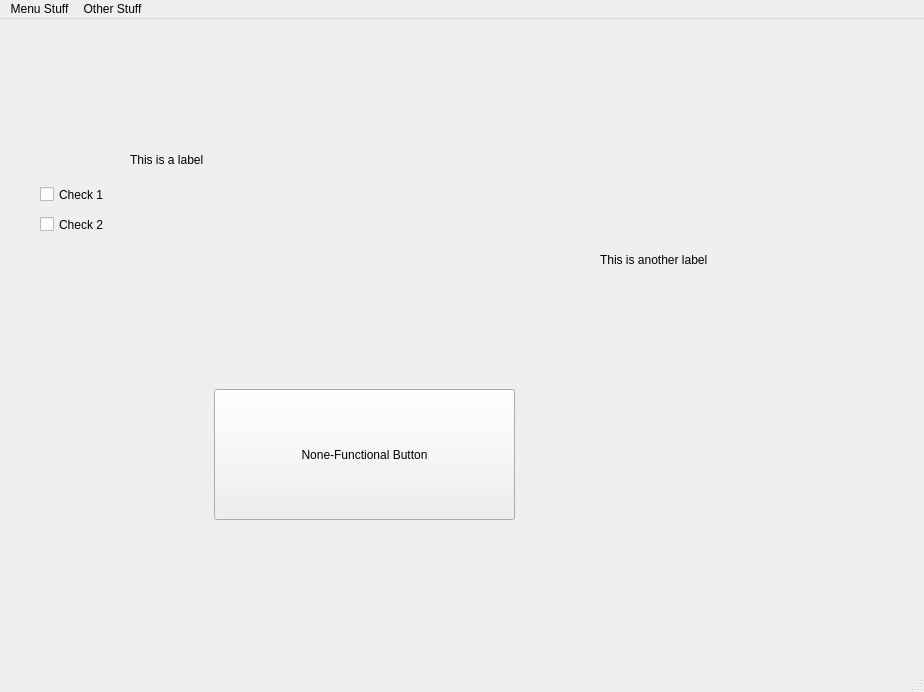
CinnaKenToast/Circuit-Board-Designer, file Joseph_Virtual_Environment/Design Files/test1.ui: the form before one commit.
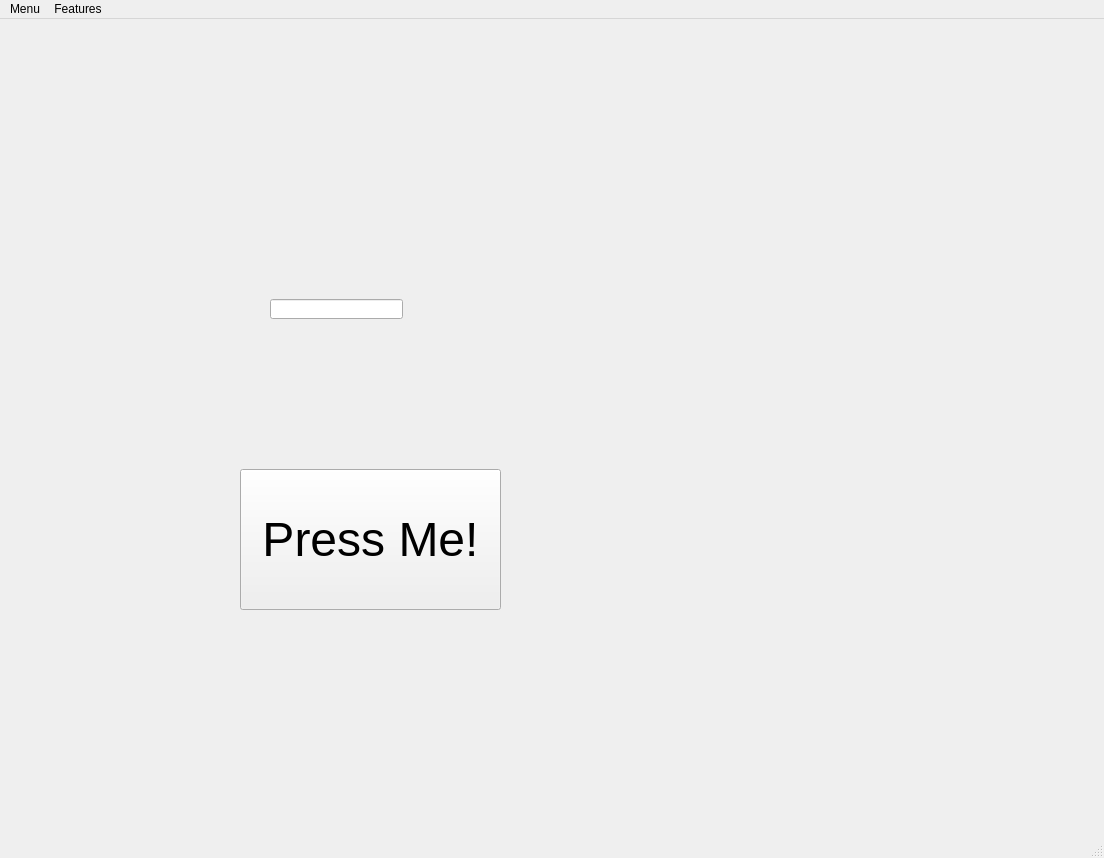
The form after the commit.

Commit message: A bunch of test things for the workspace and drag/drop stuff

What changed in the file:
```diff
--- a/Joseph_Virtual_Environment/Design Files/test1.ui
+++ b/Joseph_Virtual_Environment/Design Files/test1.ui
@@ -6,8 +6,8 @@
    <rect>
     <x>0</x>
     <y>0</y>
-    <width>924</width>
-    <height>692</height>
+    <width>1104</width>
+    <height>858</height>
    </rect>
   </property>
   <property name="windowTitle">
@@ -17,66 +17,29 @@
    <widget class="QPushButton" name="pushButton">
     <property name="geometry">
      <rect>
-      <x>214</x>
-      <y>370</y>
-      <width>301</width>
-      <height>131</height>
-     </rect>
-    </property>
-    <property name="text">
-     <string>None-Functional Button</string>
-    </property>
-   </widget>
-   <widget class="QLabel" name="label">
-    <property name="geometry">
-     <rect>
-      <x>130</x>
-      <y>70</y>
-      <width>221</width>
+      <x>240</x>
+      <y>450</y>
+      <width>261</width>
       <height>141</height>
      </rect>
     </property>
-    <property name="text">
-     <string>This is a label</string>
+    <property name="font">
+     <font>
+      <pointsize>36</pointsize>
+     </font>
     </property>
-   </widget>
-   <widget class="QLabel" name="label_2">
-    <property name="geometry">
-     <rect>
-      <x>600</x>
-      <y>190</y>
-      <width>161</width>
-      <height>101</height>
-     </rect>
-    </property>
     <property name="text">
-     <string>This is another label</string>
+     <string>Press Me!</string>
     </property>
    </widget>
-   <widget class="QCheckBox" name="checkBox">
+   <widget class="QLineEdit" name="lineEdit1">
     <property name="geometry">
      <rect>
-      <x>40</x>
-      <y>160</y>
-      <width>81</width>
-      <height>31</height>
+      <x>270</x>
+      <y>280</y>
+      <width>133</width>
+      <height>20</height>
      </rect>
-    </property>
-    <property name="text">
-     <string>Check 1</string>
-    </property>
-   </widget>
-   <widget class="QCheckBox" name="checkBox_2">
-    <property name="geometry">
-     <rect>
-      <x>40</x>
-      <y>190</y>
-      <width>81</width>
-      <height>31</height>
-     </rect>
-    </property>
-    <property name="text">
-     <string>Check 2</string>
     </property>
    </widget>
   </widget>
@@ -85,25 +48,25 @@
     <rect>
      <x>0</x>
      <y>0</y>
-     <width>924</width>
+     <width>1104</width>
      <height>21</height>
     </rect>
    </property>
-   <widget class="QMenu" name="menuMenu_Stuff">
+   <widget class="QMenu" name="menuAdd_File">
     <property name="title">
-     <string>Menu Stuff</string>
+     <string>Menu</string>
     </property>
     <addaction name="actionA_button"/>
     <addaction name="actionAnother_button"/>
    </widget>
-   <widget class="QMenu" name="menuOther_Stuff">
+   <widget class="QMenu" name="menuFeatures">
     <property name="title">
-     <string>Other Stuff</string>
+     <string>Features</string>
     </property>
     <addaction name="actionYet_another_button"/>
    </widget>
-   <addaction name="menuMenu_Stuff"/>
-   <addaction name="menuOther_Stuff"/>
+   <addaction name="menuAdd_File"/>
+   <addaction name="menuFeatures"/>
   </widget>
   <widget class="QStatusBar" name="statusbar"/>
   <action name="actionA_button">
```
Left out of the diff: 48 changed lines with no effect on the pictures. The commit also changes 14 other files.
